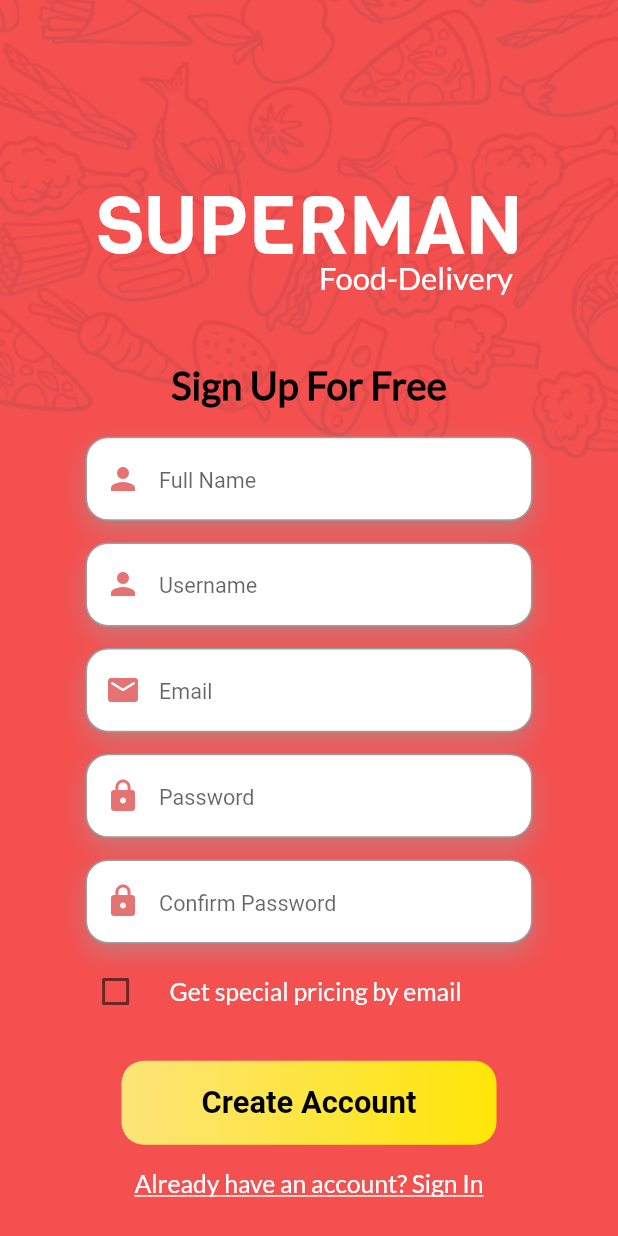
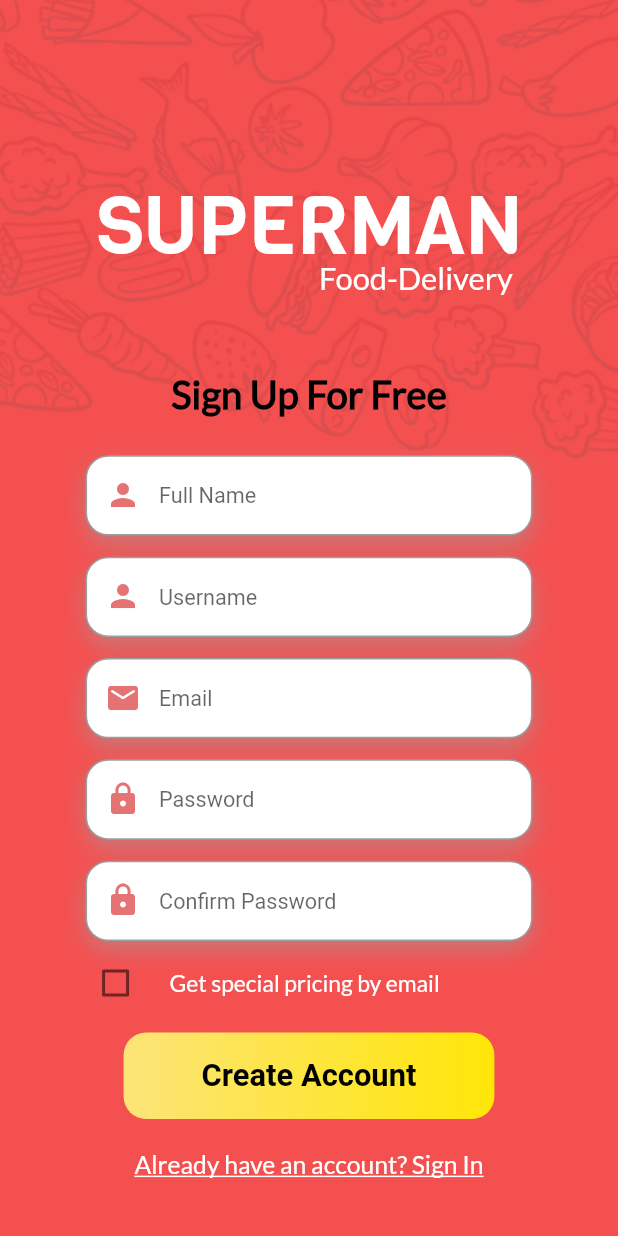
Before and after one commit to Nayashaaa/Superman-Foods, a Flutter app: the RegistrationForm screen opened directly, on a phone screen of 412 x 824 dp. Run offline on Flutter 3.47's test engine with Material 2 defaults, Android fonts, the phone set to English and light mode, and no system bars; our stand-ins replace carousel_slider, image_picker, pocketbase, shared_preferences; missing offline and left inert: flutter_session_manager; accounts and stored records are empty.

Commit message:
UI modification

```diff
--- a/lib/features/resgister/register.dart
+++ b/lib/features/resgister/register.dart
@@ -138,7 +138,7 @@ class _RegistrationFormState extends State<RegistrationForm> {
                 constraints: BoxConstraints(minHeight: constraints.maxHeight),
                 child: Column(
                   children: [
-                    SizedBox(height: constraints.maxWidth * 0.28),
+                    SizedBox(height: MediaQuery.of(context).size.height * 0.14),
                     Container(
                       height: 58,
                       child: Center(
@@ -146,7 +146,7 @@ class _RegistrationFormState extends State<RegistrationForm> {
                           'SUPERMAN',
                           style: TextStyle(
                             fontFamily: 'Viga',
-                            fontSize: constraints.maxWidth * 0.13,
+                            fontSize: MediaQuery.of(context).size.width * 0.13,
                             fontWeight: FontWeight.w400,
                             color: Colors.white,
                           ),
@@ -156,24 +156,24 @@ class _RegistrationFormState extends State<RegistrationForm> {
                     Align(
                       alignment: Alignment.centerRight,
                       child: Container(
-                        margin: EdgeInsets.only(right: constraints.maxWidth * 0.17),
+                        margin: EdgeInsets.only(right: MediaQuery.of(context).size.width * 0.17),
                         child: Text(
                           'Food-Delivery',
                           style: TextStyle(
-                            fontSize: constraints.maxWidth * 0.05,
+                            fontSize: MediaQuery.of(context).size.width * 0.05,
                             color: Colors.white,
                             fontFamily: 'Lato',
                           ),
                         ),
                       ),
                     ),
-                    SizedBox(height: constraints.maxWidth * 0.105),
+                    SizedBox(height: MediaQuery.of(context).size.height * 0.06),
                     Container(
                       child: Center(
                         child: Text(
                           'Sign Up For Free',
                           style: TextStyle(
-                            fontSize: constraints.maxWidth * 0.062,
+                            fontSize: MediaQuery.of(context).size.width * 0.062,
                             fontFamily: 'Lato',
                             color: Colors.black,
                             fontWeight: FontWeight.w800,
@@ -181,12 +181,12 @@ class _RegistrationFormState extends State<RegistrationForm> {
                         ),
                       ),
                     ),
-                    SizedBox(height: constraints.maxWidth * 0.045),
+                    SizedBox(height: MediaQuery.of(context).size.height * 0.03),
                     Container(
                       width: double.infinity,
-                      height: constraints.maxWidth * 0.136,
+                      height: MediaQuery.of(context).size.height * 0.065,
                       margin: EdgeInsets.symmetric(
-                        horizontal: constraints.maxWidth * 0.1385,
+                        horizontal: MediaQuery.of(context).size.width * 0.1385,
                       ),
                       decoration: BoxDecoration(
                         color: Colors.white,
@@ -203,7 +203,7 @@ class _RegistrationFormState extends State<RegistrationForm> {
                       child: TextFormField(
                         decoration: InputDecoration(
                           hintText: "Full Name",
-                          hintStyle: TextStyle(fontSize: constraints.maxWidth * 0.035, height: 1.6),
+                          hintStyle: TextStyle(fontSize: MediaQuery.of(context).size.width * 0.035, height: 1.3),
                           prefixIcon: Icon(Icons.person, color:Colors.red[300]),
                           border: InputBorder.none,
                           contentPadding: EdgeInsets.all(16),
@@ -218,10 +218,10 @@ class _RegistrationFormState extends State<RegistrationForm> {
                       ),
                     ),
 
-                    SizedBox(height: constraints.maxWidth * 0.035),
+                    SizedBox(height: MediaQuery.of(context).size.height * 0.017),
                     Container(
                       width: double.infinity,
-                      height: MediaQuery.of(context).size.width * 0.136,
+                      height: MediaQuery.of(context).size.height * 0.065,
                       margin: EdgeInsets.symmetric(
                         horizontal: MediaQuery.of(context).size.width * 0.1385,
                       ),
@@ -240,7 +240,7 @@ class _RegistrationFormState extends State<RegistrationForm> {
                       child: TextFormField(
                         decoration: InputDecoration(
                           hintText: "Username",
-                          hintStyle: TextStyle(fontSize: MediaQuery.of(context).size.width * 0.035, height: 1.6),
+                          hintStyle: TextStyle(fontSize: MediaQuery.of(context).size.width * 0.035, height: 1.3),
                           prefixIcon: Icon(Icons.person, color:Colors.red[300]),
                           border: InputBorder.none,
                           contentPadding: EdgeInsets.all(16),
@@ -254,10 +254,10 @@ class _RegistrationFormState extends State<RegistrationForm> {
                         onSaved: (value) => _username = value!,
                       ),
                     ),
-                    SizedBox(height: MediaQuery.of(context).size.width * 0.035),
+                    SizedBox(height: MediaQuery.of(context).size.height * 0.017),
                     Container(
                       width: double.infinity,
-                      height: MediaQuery.of(context).size.width * 0.136,
+                      height: MediaQuery.of(context).size.height * 0.065,
                       margin: EdgeInsets.symmetric(
                         horizontal: MediaQuery.of(context).size.width * 0.1385,
                       ),
@@ -276,7 +276,7 @@ class _RegistrationFormState extends State<RegistrationForm> {
                       child: TextFormField(
                         decoration: InputDecoration(
                           hintText: "Email",
-                          hintStyle: TextStyle(fontSize: MediaQuery.of(context).size.width * 0.035, height: 1.6),
+                          hintStyle: TextStyle(fontSize: MediaQuery.of(context).size.width * 0.035, height: 1.3),
                           prefixIcon: Icon(Icons.email_rounded, color:Colors.red[300]),
                           border: InputBorder.none,
                           contentPadding: EdgeInsets.all(16),
@@ -292,10 +292,10 @@ class _RegistrationFormState extends State<RegistrationForm> {
                         onSaved: (value) => _email = value!,
                       ),
                     ),
-                    SizedBox(height: MediaQuery.of(context).size.width * 0.035),
+                    SizedBox(height: MediaQuery.of(context).size.height * 0.017),
                     Container(
                       width: double.infinity,
-                      height: MediaQuery.of(context).size.width * 0.136,
+                      height: MediaQuery.of(context).size.height * 0.065,
                       margin: EdgeInsets.symmetric(
                         horizontal: MediaQuery.of(context).size.width * 0.1385,
                       ),
@@ -314,7 +314,7 @@ class _RegistrationFormState extends State<RegistrationForm> {
                       child: TextFormField(
                         decoration: InputDecoration(
                           hintText: "Password",
-                          hintStyle: TextStyle(fontSize: MediaQuery.of(context).size.width * 0.035, height: 1.6),
+                          hintStyle: TextStyle(fontSize: MediaQuery.of(context).size.width * 0.035, height: 1.3),
                           prefixIcon: Icon(Icons.lock, color:Colors.red[300]),
                           border: InputBorder.none,
                           contentPadding: EdgeInsets.all(16),
@@ -331,10 +331,10 @@ class _RegistrationFormState extends State<RegistrationForm> {
                         onSaved: (value) => _password = value!,
                       ),
                     ),
-                    SizedBox(height: MediaQuery.of(context).size.width * 0.035),
+                    SizedBox(height: MediaQuery.of(context).size.height * 0.017),
                     Container(
                       width: double.infinity,
-                      height: MediaQuery.of(context).size.width * 0.136,
+                      height: MediaQuery.of(context).size.height * 0.065,
                       margin: EdgeInsets.symmetric(
                         horizontal: MediaQuery.of(context).size.width * 0.1385,
                       ),
@@ -353,7 +353,7 @@ class _RegistrationFormState extends State<RegistrationForm> {
                       child: TextFormField(
                         decoration: InputDecoration(
                           hintText: "Confirm Password",
-                          hintStyle: TextStyle(fontSize: MediaQuery.of(context).size.width * 0.035, height: 1.6),
+                          hintStyle: TextStyle(fontSize: MediaQuery.of(context).size.width * 0.035, height: 1.3),
                           prefixIcon: Icon(Icons.lock, color:Colors.red[300]),
                           border: InputBorder.none,
                           contentPadding: EdgeInsets.all(16),
@@ -369,10 +369,9 @@ class _RegistrationFormState extends State<RegistrationForm> {
                         onSaved: (value) => _cpassword = value!,
                       ),
                     ),
-                    SizedBox(height: 4),
                     Container(
-                      height: constraints.maxWidth * 0.06,
-                      padding: EdgeInsets.only(left: constraints.maxWidth * 0.1385),
+                      height: MediaQuery.of(context).size.height * 0.06,
+                      padding: EdgeInsets.only(left: MediaQuery.of(context).size.width * 0.1385),
                       child: GestureDetector(
                         behavior: HitTestBehavior.translucent,
                         onTap: () {
@@ -384,7 +383,7 @@ class _RegistrationFormState extends State<RegistrationForm> {
                           title: Text(
                             'Get special pricing by email',
                             style: TextStyle(
-                              fontSize: MediaQuery.of(context).size.width * 0.04,
+                              fontSize: MediaQuery.of(context).size.width * 0.037,
                               fontFamily: 'Lato',
                               color: Colors.white,
                             ),
@@ -404,19 +403,18 @@ class _RegistrationFormState extends State<RegistrationForm> {
                         ),
                       ),
                     ),
-                    SizedBox(height: constraints.maxWidth * 0.07),
+                    SizedBox(height: MediaQuery.of(context).size.height * 0.014),
                     InkWell(
                       onTap: () {
 
                       },
                       child: Container(
                         margin: EdgeInsets.only(
-                          top: constraints.maxWidth * 0.05,
-                          left: 70,
-                          right: 70,
+                          left: MediaQuery.of(context).size.width * 0.07,
+                          right: MediaQuery.of(context).size.width * 0.07,
                         ),
-                        width: 250,
-                        height: 56,
+                        width: MediaQuery.of(context).size.width * 0.6,
+                        height: MediaQuery.of(context).size.height * 0.07,
                         decoration: BoxDecoration(
                           gradient: LinearGradient(
                             begin: Alignment.centerLeft,
@@ -434,7 +432,7 @@ class _RegistrationFormState extends State<RegistrationForm> {
                             child: Text(
                               'Create Account',
                               style: TextStyle(
-                                fontSize: constraints.maxWidth * 0.05,
+                                fontSize: MediaQuery.of(context).size.width * 0.05,
                                 fontWeight: FontWeight.w700,
                                 color: Colors.black,
                               ),
@@ -443,7 +441,7 @@ class _RegistrationFormState extends State<RegistrationForm> {
                         ),
                       ),
                     ),
-                    SizedBox(height: constraints.maxWidth * 0.040),
+                    SizedBox(height: MediaQuery.of(context).size.height * 0.025),
                     InkWell(
                       onTap: () {
                         Navigator.pushReplacement(
@@ -454,7 +452,7 @@ class _RegistrationFormState extends State<RegistrationForm> {
                       child: Text(
                         'Already have an account? Sign In',
                         style: TextStyle(
-                          fontSize: constraints.maxWidth * 0.04,
+                          fontSize: MediaQuery.of(context).size.width * 0.04,
                           color: Colors.white,
                           fontFamily: 'Lato',
                           decoration: TextDecoration.underline,
```
Also changed, not shown: lib/features/user/profile.dart (+85 -123 lines), lib/features/user/userSetting.dart (+77 -94 lines), 4 other files.
